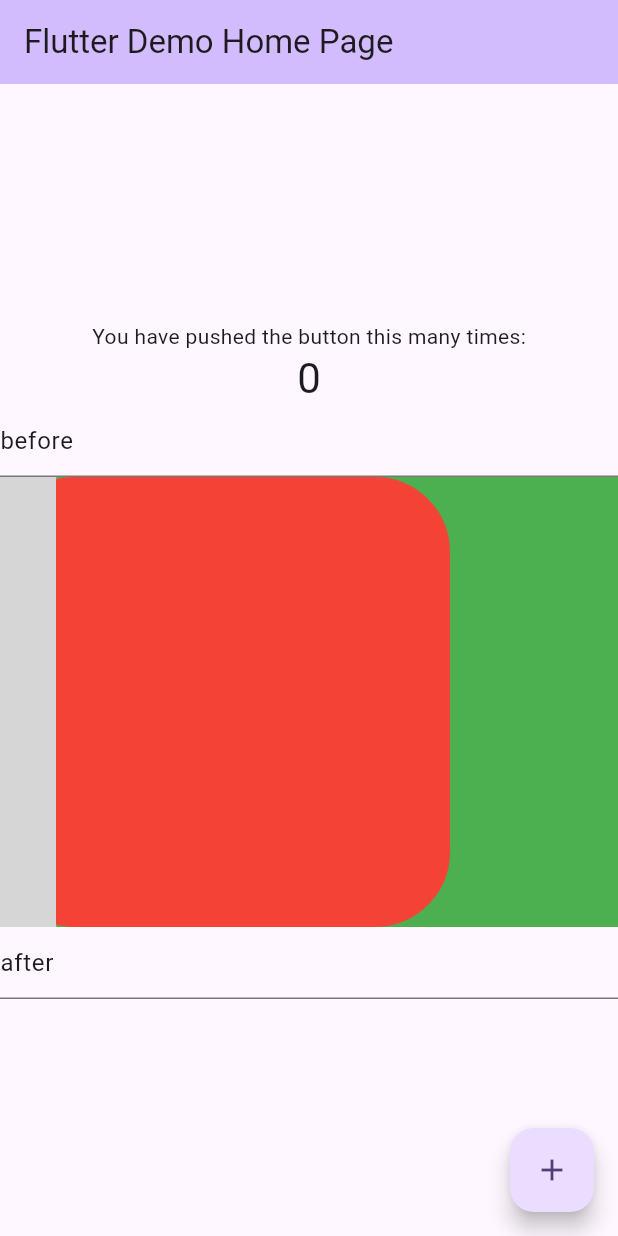
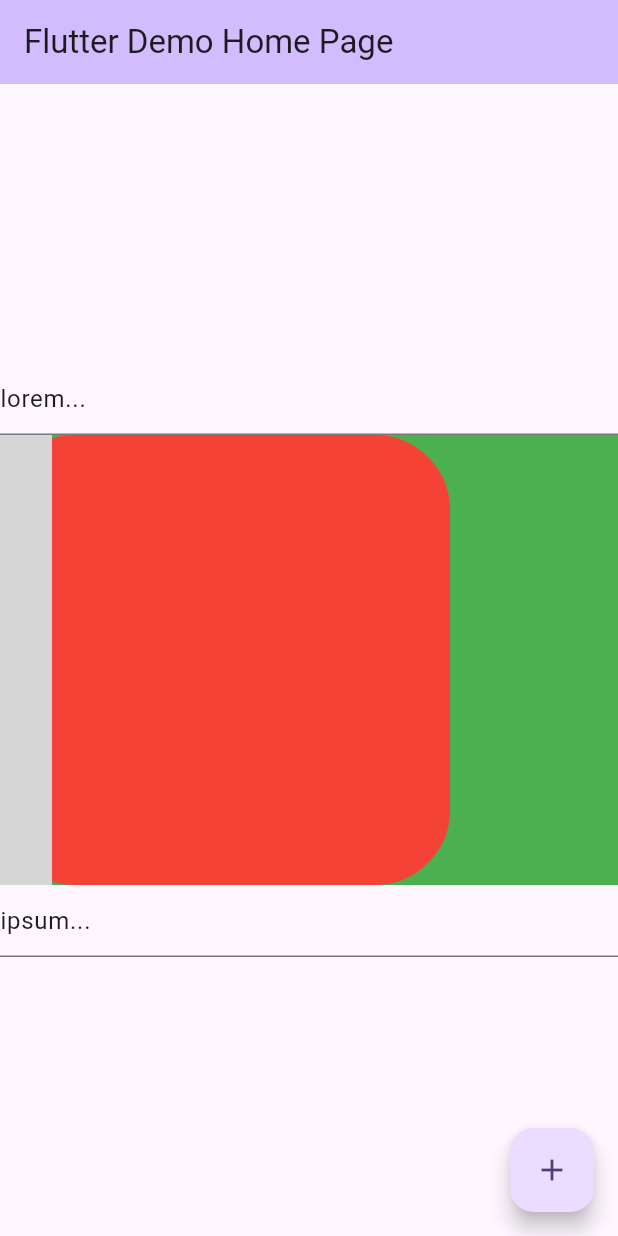
Before and after one commit to yaakovschectman/PlatformViewWinTest, a Flutter app: the screen it shows after launch, on a phone screen of 412 x 824 dp. Run offline on Flutter 3.47's test engine with Material 3 defaults, Android fonts, the phone set to English and light mode, and no system bars; statements that could not run were skipped; grey boxes are pictures that could not be loaded.

```diff
--- a/lib/main.dart
+++ b/lib/main.dart
@@ -55,12 +55,13 @@ class MyHomePage extends StatefulWidget {
   State<MyHomePage> createState() => _MyHomePageState();
 }
 
+int kMaxFlex = 12;
+
 class _MyHomePageState extends State<MyHomePage> {
-  int _counter = 0;
   int flex = 1;
-  Widget view = Container(width: 300, height: 300, color: Colors.black, child: const Text('I am early'));
-  TextEditingController c1 = TextEditingController(text: 'before');
-  TextEditingController c2 = TextEditingController(text: 'after');
+  late Widget view;
+  TextEditingController c1 = TextEditingController(text: 'lorem...');
+  TextEditingController c2 = TextEditingController(text: 'ipsum...');
 
   void _incrementCounter() {
     setState(() {
@@ -69,8 +70,8 @@ class _MyHomePageState extends State<MyHomePage> {
       // so that the display can reflect the updated values. If we changed
       // _counter without calling setState(), then the build method would not be
       // called again, and so nothing would appear to happen.
-      _counter++;
-      flex++;
+      if (flex < kMaxFlex)
+        flex++;
     });
   }
 
@@ -121,13 +122,6 @@ class _MyHomePageState extends State<MyHomePage> {
           // wireframe for each widget.
           mainAxisAlignment: MainAxisAlignment.center,
           children: <Widget>[
-            const Text(
-              'You have pushed the button this many times:',
-            ),
-            Text(
-              '$_counter',
-              style: Theme.of(context).textTheme.headlineMedium,
-            ),
             TextField(
               controller: c1,
             ),
@@ -142,7 +136,7 @@ class _MyHomePageState extends State<MyHomePage> {
                       child: view,
                     ),
                     Expanded(
-                      flex: 10,
+                      flex: kMaxFlex - flex,
                       child: Container(color: Colors.green),
                     )
                   ],
@@ -151,7 +145,7 @@ class _MyHomePageState extends State<MyHomePage> {
               Container(
                   decoration: BoxDecoration(
                     border: Border.all(color: Colors.red),
-                    borderRadius: BorderRadius.all(Radius.circular(50)),
+                    borderRadius: const BorderRadius.all(Radius.circular(50)),
                     color: Colors.red,
                   ),
                   width: 300,
@@ -169,7 +163,7 @@ class _MyHomePageState extends State<MyHomePage> {
       ),
       floatingActionButton: FloatingActionButton(
         onPressed: _incrementCounter,
-        tooltip: 'Increment',
+        tooltip: 'Widen WebView',
         child: const Icon(Icons.add),
       ), // This trailing comma makes auto-formatting nicer for build methods.
     );
```
Also changed, not shown: 1 other file.
